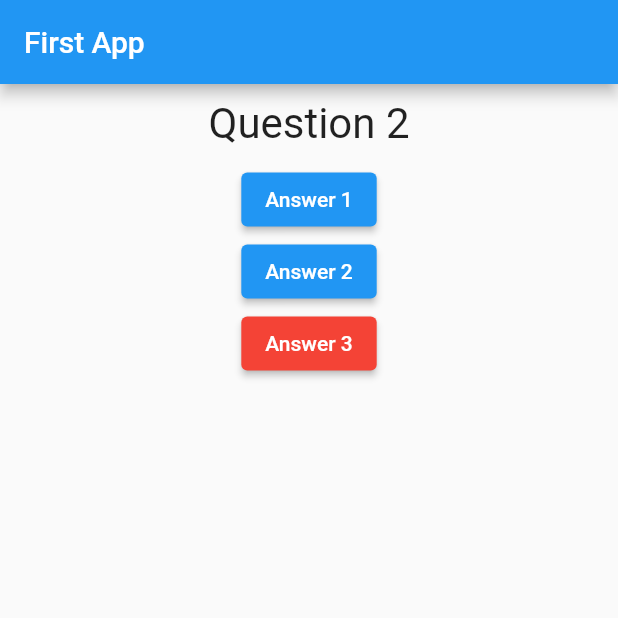
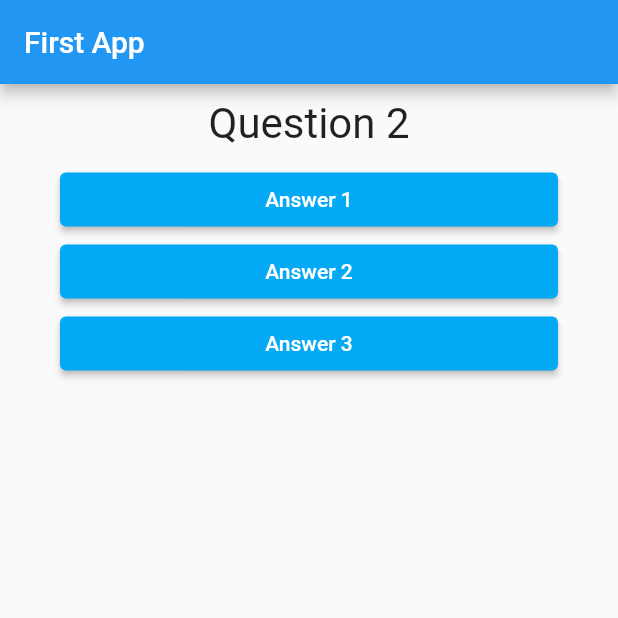
Before and after one commit to SpaceGliderr/flutter-udemy, a Flutter app: the screen it shows after launch, after a tap on "Answer 1", on a phone screen of 412 x 824 dp, the top half of it. Run offline on Flutter 3.47's test engine with Material 2 defaults, Android fonts, the phone set to English and light mode, and no system bars.

```diff
--- /dev/null
+++ b/flutter_quiz/lib/answer.dart
@@ -0,0 +1,23 @@
+import 'package:flutter/material.dart';
+
+class Answer extends StatelessWidget {
+  final String answerButtonText;
+  final Function selectHandler;
+
+  Answer(this.answerButtonText, this.selectHandler);
+
+  @override
+  Widget build(BuildContext context) {
+    return Container(
+      width: double.infinity,
+      margin: EdgeInsets.only(left: 40, right: 40),
+      child: ElevatedButton(
+        onPressed: selectHandler,
+        child: Text(answerButtonText),
+        style: ButtonStyle(
+          backgroundColor: MaterialStateProperty.all(Colors.lightBlue),
+        ),
+      ),
+    );
+  }
+}
--- a/flutter_quiz/lib/main.dart
+++ b/flutter_quiz/lib/main.dart
@@ -1,4 +1,5 @@
 import 'package:flutter/material.dart';
+import 'package:flutter_quiz/answer.dart';
 import 'package:flutter_quiz/question.dart';
 
 void main() => runApp(MyApp());
@@ -18,7 +19,7 @@ class _MyAppState extends State<MyApp> {
     "Question 2",
   ];
 
-  void answerQuestion() {
+  void _answerQuestion() {
     setState(() {
       _questionIdx += 1;
     });
@@ -34,27 +35,9 @@ class _MyAppState extends State<MyApp> {
         body: Column(
           children: [
             Question(question[_questionIdx]),
-            ElevatedButton(
-              onPressed: answerQuestion,
-              child: Text("Answer 1"),
-              style: ButtonStyle(
-                backgroundColor: MaterialStateProperty.all(Colors.blue),
-              ),
-            ),
-            ElevatedButton(
-              onPressed: answerQuestion,
-              child: Text("Answer 2"),
-              style: ButtonStyle(
-                backgroundColor: MaterialStateProperty.all(Colors.blue),
-              ),
-            ),
-            ElevatedButton(
-              onPressed: answerQuestion,
-              child: Text("Answer 3"),
-              style: ButtonStyle(
-                backgroundColor: MaterialStateProperty.all(Colors.red),
-              ),
-            ),
+            Answer("Answer 1", _answerQuestion),
+            Answer("Answer 2", _answerQuestion),
+            Answer("Answer 3", _answerQuestion),
           ],
         ),
       ),
```
